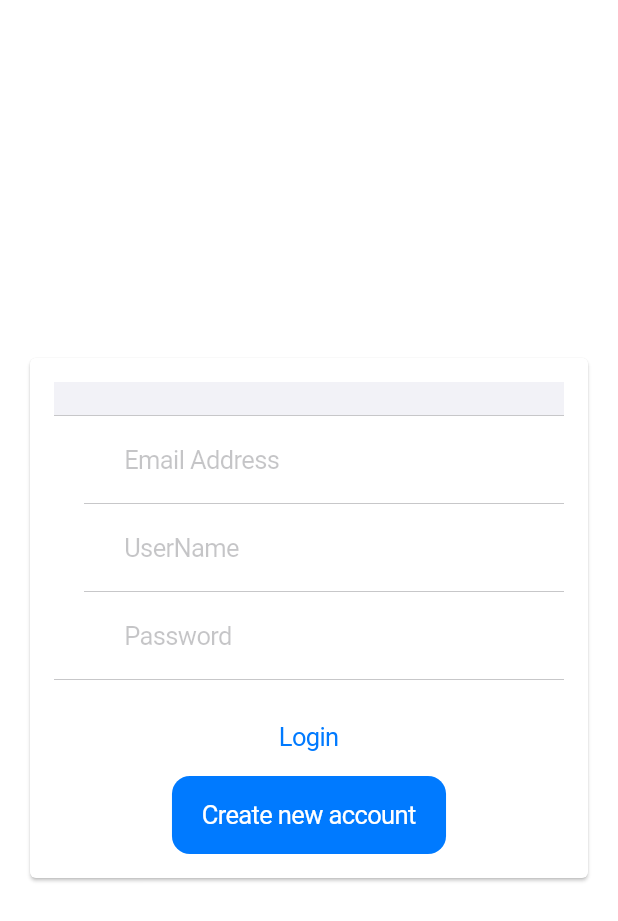
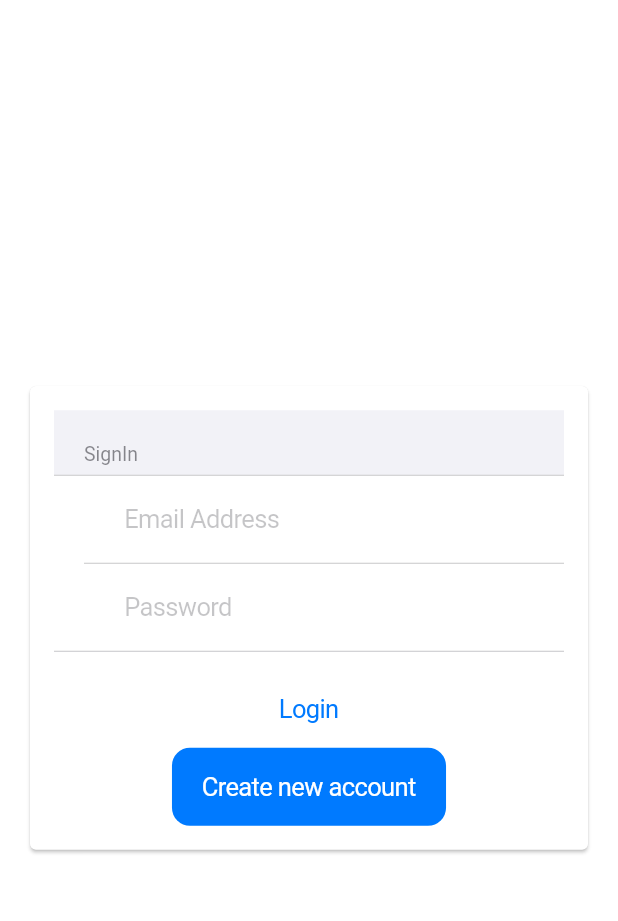
Before and after one commit to MorDvash/whats_app, a Flutter app: the screen it shows after launch, on a phone screen of 412 x 824 dp. Shown: the top 921 px of the screen. Run offline on Flutter 3.47's test engine with Material 2 defaults, Android fonts, the phone set to English and light mode, and no system bars; our stand-ins replace cloud_firestore, firebase_core; accounts and stored records are empty.

Commit message:
CupertinoForm logic

```diff
--- a/lib/main.dart
+++ b/lib/main.dart
@@ -1,5 +1,6 @@
 import 'package:firebase_core/firebase_core.dart';
 import 'package:flutter/cupertino.dart';
+import 'package:flutter/material.dart';
 import 'package:whats_app/screens/authScreen.dart';
 
 void main() async {
@@ -14,6 +15,12 @@ class MyApp extends StatelessWidget {
   Widget build(BuildContext context) {
     return CupertinoApp(
       title: 'Flutter Demo',
+      theme: CupertinoThemeData(
+          // primaryColor: Colors.amberAccent,
+          // barBackgroundColor: Colors.black45,
+          // scaffoldBackgroundColor: Colors.black12,
+          // primaryContrastingColor: Colors.white,
+          ),
       home: AuthScreen(),
     );
   }
--- a/lib/screens/authScreen.dart
+++ b/lib/screens/authScreen.dart
@@ -1,4 +1,5 @@
 import 'package:flutter/cupertino.dart';
+import 'package:flutter/material.dart';
 import 'package:whats_app/widgets/authForm.dart';
 
 class AuthScreen extends StatefulWidget {
@@ -9,6 +10,8 @@ class AuthScreen extends StatefulWidget {
 class _AuthScreenState extends State<AuthScreen> {
   @override
   Widget build(BuildContext context) {
-    return CupertinoPageScaffold(child: AuthForm());
+    return CupertinoPageScaffold(
+      child: AuthForm(),
+    );
   }
 }
--- a/lib/widgets/authForm.dart
+++ b/lib/widgets/authForm.dart
@@ -7,6 +7,24 @@ class AuthForm extends StatefulWidget {
 }
 
 class _AuthFormState extends State<AuthForm> {
+  final _formKey = GlobalKey<FormState>();
+  var _isLogin = true;
+  var _email = '';
+  var _userName = '';
+  var _password = '';
+
+  void _login() {
+    bool isValid = _formKey.currentState!.validate();
+    FocusScope.of(context).unfocus();
+
+    if (isValid) {
+      _formKey.currentState!.save();
+      print(_email);
+      print(_userName);
+      print(_password);
+    }
+  }
+
   @override
   Widget build(BuildContext context) {
     return Center(
@@ -15,34 +33,72 @@ class _AuthFormState extends State<AuthForm> {
         child: SingleChildScrollView(
           child: Padding(
             padding: EdgeInsets.all(16),
+            child: Form(
+              key: _formKey,
               child: Column(
                 children: [
                   CupertinoFormSection(
+                    header: Text(_isLogin ? 'SignIn' : 'SignUp'),
                     children: [
                       CupertinoFormRow(
                         child: CupertinoTextFormFieldRow(
+                          key: ValueKey('email'),
+                          validator: (value) {
+                            if (value!.isEmpty || !value.contains('@')) {
+                              return 'Please enter valid email';
+                            }
+                            return null;
+                          },
                           placeholder: 'Email Address',
                           keyboardType: TextInputType.emailAddress,
+                          onSaved: (value) => _email = value as String,
+                        ),
+                      ),
+                      if (!_isLogin)
+                        CupertinoFormRow(
+                          child: CupertinoTextFormFieldRow(
+                            key: ValueKey('userName'),
+                            validator: (value) {
+                              if (value!.isEmpty || value.length < 2) {
+                                return 'Please enter name with at least 2 characters';
+                              }
+                              return null;
+                            },
+                            placeholder: 'UserName',
+                            onSaved: (value) => _userName = value as String,
                           ),
                         ),
                       CupertinoFormRow(
                         child: CupertinoTextFormFieldRow(
-                        placeholder: 'UserName',
-                      ),
-                    ),
-                    CupertinoFormRow(
-                      child: CupertinoTextFormFieldRow(
+                          key: ValueKey('password'),
+                          validator: (value) {
+                            if (value!.isEmpty || value.length < 7) {
+                              return 'Please enter password with at least 7 characters';
+                            }
+                            return null;
+                          },
                           placeholder: 'Password',
                           obscureText: true,
+                          onSaved: (value) => _password = value as String,
                         ),
                       ),
                     ],
                   ),
                   SizedBox(height: 12),
-                CupertinoButton(child: Text('Login'), onPressed: () {}),
+                  CupertinoButton(
+                      child: Text(_isLogin ? 'Login' : 'SignUp'),
+                      onPressed: _login),
                   CupertinoButton.filled(
-                    child: Text('Create new account'), onPressed: () {}),
+                      child: Text(_isLogin
+                          ? 'Create new account'
+                          : 'I have already account'),
+                      onPressed: () {
+                        setState(() {
+                          _isLogin = !_isLogin;
+                        });
+                      }),
                 ],
+              ),
             ),
           ),
         ),
```
Lines whose indentation alone changed are shown as unchanged.
